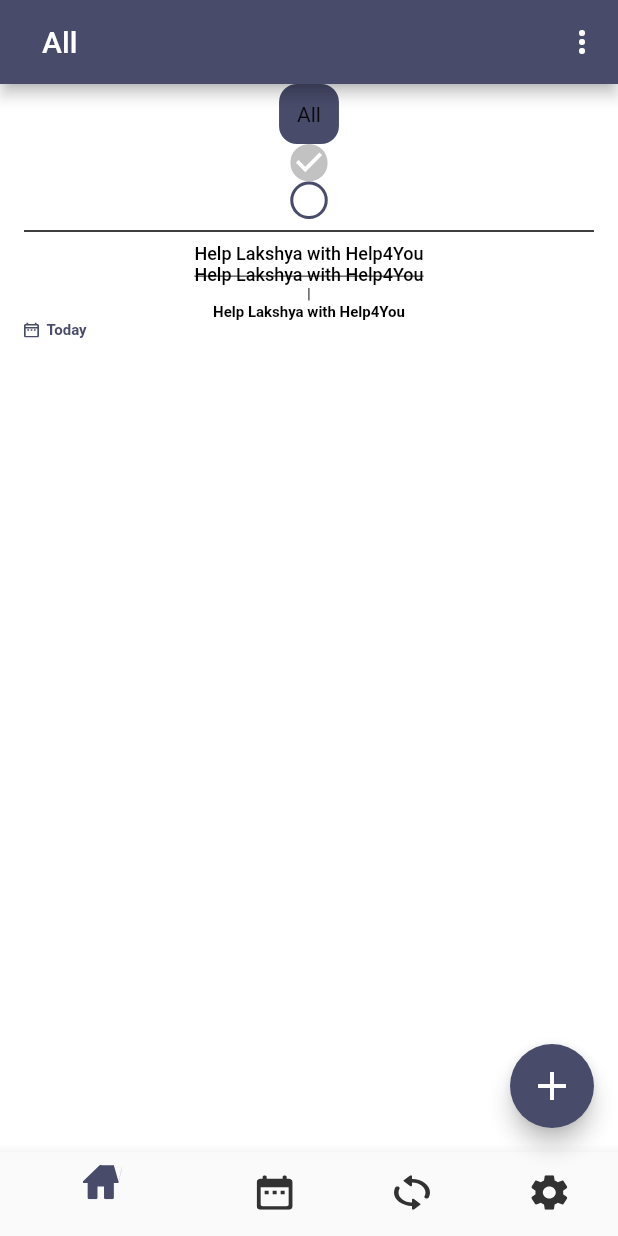
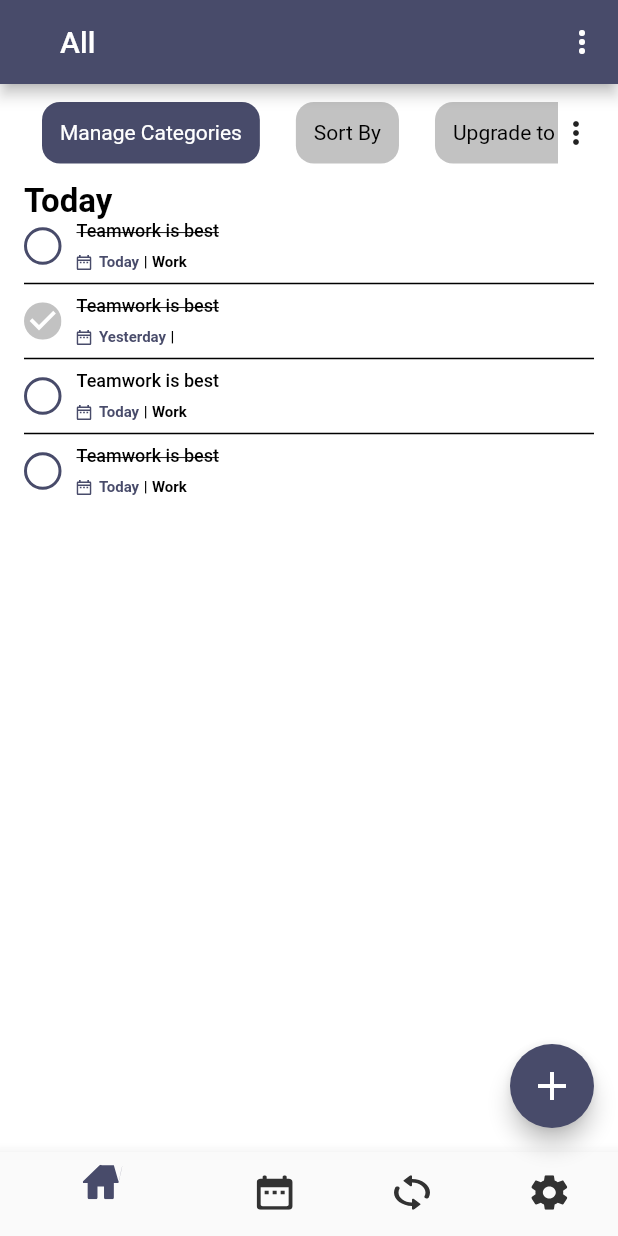
Before and after one commit to upgridcreative/flutter_todo, a Flutter app: the screen it shows after launch, on a phone screen of 412 x 824 dp. Run offline on Flutter 3.47's test engine with Material 2 defaults, Android fonts, the phone set to English and light mode, and no system bars; our stand-ins replace flutter_keyboard_visibility, flutter_secure_storage, flutter_svg, get; Roboto replaces fonts that are missing (Montserrat); project files that could hold a hidden picture were left out.

Commit message:
updated home screen

```diff
--- a/lib/constants/lists.dart
+++ b/lib/constants/lists.dart
@@ -1,2 +1,32 @@
-const List popUpList = ["Manage Categories","Sort By", "Upgrade to Pro"];
+const List popUpList = ["Manage Categories", "Sort By", "Upgrade to Pro"];
 const List categoryList = ["Hide", "Delete", "Edit"];
+const List taskList = [
+  {
+    "title": "Teamwork is best",
+    "time": "Today",
+    "category": "Work",
+    "active": true,
+    "completed": true
+  },
+  {
+    "title": "Teamwork is best",
+    "time": "Yesterday",
+    "category": "",
+    "active": false,
+    "completed": true
+  },
+  {
+    "title": "Teamwork is best",
+    "time": "Today",
+    "category": "Work",
+    "active": true,
+    "completed": false
+  },
+  {
+    "title": "Teamwork is best",
+    "time": "Today",
+    "category": "Work",
+    "active": true,
+    "completed": true
+  }
+];
--- a/lib/view/home/components/body.dart
+++ b/lib/view/home/components/body.dart
@@ -1,11 +1,11 @@
 import 'package:flutter/cupertino.dart';
 import 'package:flutter/material.dart';
 import 'package:flutter/src/foundation/key.dart';
-import 'package:flutter/src/widgets/container.dart';
 import 'package:flutter/src/widgets/framework.dart';
 import 'package:flutter_todo/constants/decoration.dart';
+import 'package:flutter_todo/constants/lists.dart';
 
-
+import '../../../shared/theme/colors.dart';
 import '../../../shared/theme/light.dart';
 import 'components.dart';
 
@@ -14,23 +14,115 @@ class HomeBodyComponent extends StatelessWidget {
 
   @override
   Widget build(BuildContext context) {
-    return Padding(padding: EdgeInsets.symmetric(horizontal: 16),
-    child: Column(
-      children: [
-        HomeComponent.getTab(
-              text: "All", textColor: Colors.white, color: mainColor),
-             HomeComponent. radioButtonActive(),
-             HomeComponent. radioButtonInActive(),
-             HomeComponent. divider(),
-             Text("Help Lakshya with Help4You",style: noteTitle,),
-             Text("Help Lakshya with Help4You",style: noteTitle.copyWith(decoration: TextDecoration.lineThrough
+    Size size = MediaQuery.of(context).size;
+    return Padding(
+      padding: const EdgeInsets.symmetric(horizontal: 16),
+      child: Column(
+        mainAxisAlignment: MainAxisAlignment.start,
+        crossAxisAlignment: CrossAxisAlignment.start,
+        children: [
+          SizedBox(
+            height: 65,
+            child: Row(
+              children: [
+                Expanded(
+                  child: SizedBox(
+                      width: size.width * 0.9,
+                      child: ListView.builder(
+                        scrollDirection: Axis.horizontal,
+                        shrinkWrap: true,
+                        itemCount: popUpList.length,
+                        itemBuilder: (BuildContext context, int index) {
+                          return HomeComponent.getTab(
+                              text: popUpList[index],
+                              textColor: index == 0 ? Colors.white : Colors.black,
+                              color: index == 0 ? mainColor : ColorClass.grey);
+                        },
+                      )),
+                ),
+                Icon(Icons.more_vert),
+              ],
+            ),
 
-             ),), HomeComponent. verticalDivider(),
-             Text("Help Lakshya with Help4You",style: noteTag,),
-             HomeComponent.clockTitle(title: "Today",color: mainColor,image: "calender.svg"),
+          ),
 
-      ],
-    ),
+          Text("Today", style: largeTitle),
+          Expanded(
+            child: ListView.separated(
+              itemCount: taskList.length,
+              itemBuilder: (BuildContext context, int index) {
+                return Row(
+                  children: [
+                    taskList[index]["active"]
+                        ? HomeComponent.radioButtonInActive()
+                        : HomeComponent.radioButtonActive(),
+                    const SizedBox(
+                      width: 10,
+                    ),
+                    Column(
+                      mainAxisAlignment: MainAxisAlignment.start,
+                      crossAxisAlignment: CrossAxisAlignment.start,
+                      children: [
+                        Text(
+                          taskList[index]["title"],
+                          style: noteTitle.copyWith(
+                              decoration: taskList[index]["completed"]
+                                  ? TextDecoration.lineThrough
+                                  : null),
+                        ),
+                        Padding(
+                          padding: const EdgeInsets.only(top: 8.0),
+                          child: Row(
+                            mainAxisAlignment: MainAxisAlignment.start,
+                            crossAxisAlignment: CrossAxisAlignment.start,
+                            children: [
+                              HomeComponent.clockTitle(
+                                  title: taskList[index]["time"],
+                                  color: mainColor,
+                                  image: "calender.svg"),
+                              Padding(
+                                padding:
+                                    const EdgeInsets.symmetric(horizontal: 3.0),
+                                child: HomeComponent.verticalDivider(),
+                              ),
+                              if (taskList[index]["category"]
+                                  .toString()
+                                  .isNotEmpty)
+                                Text(
+                                  taskList[index]["category"],
+                                  style: noteTag,
+                                )
+                            ],
+                          ),
+                        )
+                      ],
+                    )
+                  ],
+                );
+              },
+              separatorBuilder: (BuildContext context, int index) {
+                return HomeComponent.divider();
+              },
+            ),
+          ),
+
+          // HomeComponent.radioButtonInActive(),
+          // HomeComponent.divider(),
+          // Text(
+          //   "Help Lakshya with Help4You",
+          //   style: noteTitle,
+          // ),
+          // Text(
+          //   "Help Lakshya with Help4You",
+          //   style: noteTitle.copyWith(decoration: TextDecoration.lineThrough),
+          // ),
+          // HomeComponent.verticalDivider(),
+          // Text(
+          //   "Help Lakshya with Help4You",
+          //   style: noteTag,
+          // ),
+        ],
+      ),
     );
   }
 }
--- a/lib/view/home/components/bottombar.dart
+++ b/lib/view/home/components/bottombar.dart
@@ -26,7 +26,7 @@ class _HomeBottomBarState extends State<HomeBottomBar> {
           });
         },
         items: List.generate(myBottomBar.length, (index) {
-          print("assets/icons/" + myBottomBar[index]);
+
           return BottomNavigationBarItem(
               label: "",
               icon: SvgPicture.asset(
--- a/lib/view/home/components/components.dart
+++ b/lib/view/home/components/components.dart
@@ -11,9 +11,11 @@ class HomeComponent {
       {required String text, required Color textColor, required Color color}) {
     return Container(
       padding: const EdgeInsets.all(12),
+      margin: const EdgeInsets.all(12),
       decoration: BoxDecoration(borderRadius: borderRadius, color: color),
       child: Text(
         text,
+        style: TextStyle(color: textColor),
       ),
     );
   }
```
